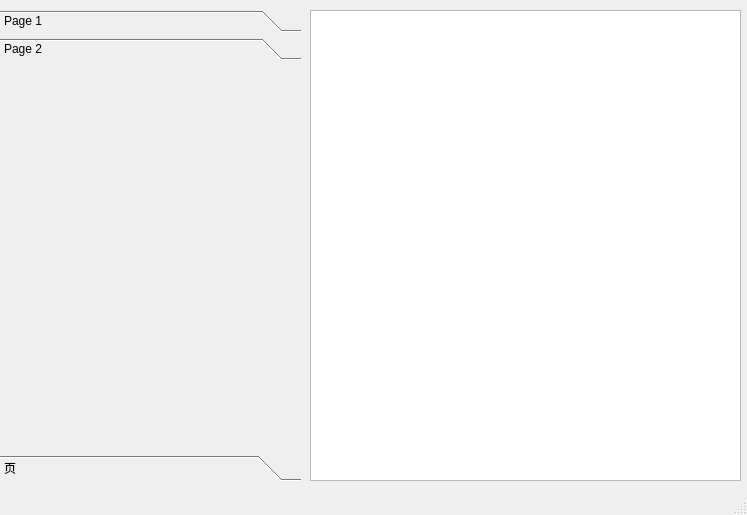
This is deviceinfo.ui in pengcr0912/BackupConfigure as Qt 5 draws it before an edit. The edited form follows.
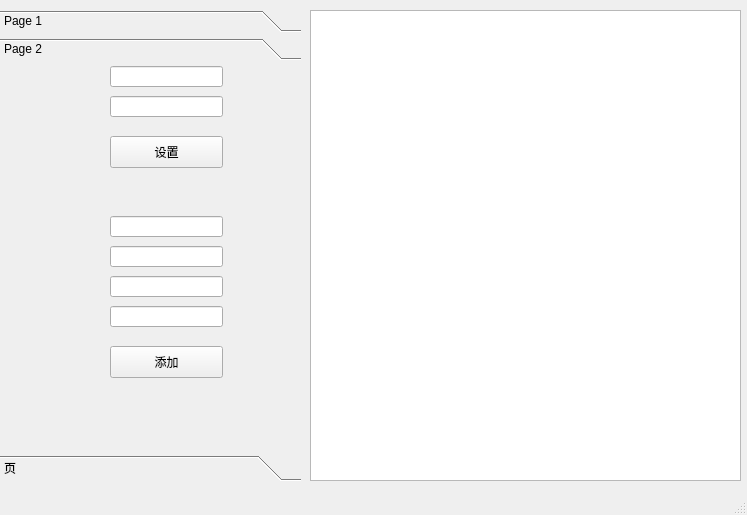
This is the edited form. The open tabs and pages were chosen to show the change.

Patch:
```diff
--- a/deviceinfo.ui
+++ b/deviceinfo.ui
@@ -70,6 +70,92 @@
      <attribute name="label">
       <string>Page 2</string>
      </attribute>
+     <widget class="QLineEdit" name="lineEdit">
+      <property name="geometry">
+       <rect>
+        <x>110</x>
+        <y>0</y>
+        <width>113</width>
+        <height>21</height>
+       </rect>
+      </property>
+     </widget>
+     <widget class="QLineEdit" name="lineEdit_2">
+      <property name="geometry">
+       <rect>
+        <x>110</x>
+        <y>30</y>
+        <width>113</width>
+        <height>21</height>
+       </rect>
+      </property>
+     </widget>
+     <widget class="QPushButton" name="pushButton">
+      <property name="geometry">
+       <rect>
+        <x>110</x>
+        <y>70</y>
+        <width>113</width>
+        <height>32</height>
+       </rect>
+      </property>
+      <property name="text">
+       <string>设置</string>
+      </property>
+     </widget>
+     <widget class="QLineEdit" name="lineEdit_3">
+      <property name="geometry">
+       <rect>
+        <x>110</x>
+        <y>150</y>
+        <width>113</width>
+        <height>21</height>
+       </rect>
+      </property>
+     </widget>
+     <widget class="QLineEdit" name="lineEdit_4">
+      <property name="geometry">
+       <rect>
+        <x>110</x>
+        <y>180</y>
+        <width>113</width>
+        <height>21</height>
+       </rect>
+      </property>
+     </widget>
+     <widget class="QLineEdit" name="lineEdit_5">
+      <property name="geometry">
+       <rect>
+        <x>110</x>
+        <y>210</y>
+        <width>113</width>
+        <height>21</height>
+       </rect>
+      </property>
+     </widget>
+     <widget class="QLineEdit" name="lineEdit_6">
+      <property name="geometry">
+       <rect>
+        <x>110</x>
+        <y>240</y>
+        <width>113</width>
+        <height>21</height>
+       </rect>
+      </property>
+     </widget>
+     <widget class="QPushButton" name="pushButton_2">
+      <property name="geometry">
+       <rect>
+        <x>110</x>
+        <y>280</y>
+        <width>113</width>
+        <height>32</height>
+       </rect>
+      </property>
+      <property name="text">
+       <string>添加</string>
+      </property>
+     </widget>
     </widget>
     <widget class="QWidget" name="paramset">
      <attribute name="label">
```
Left out of the diff: 10 changed lines with no effect on the pictures.
